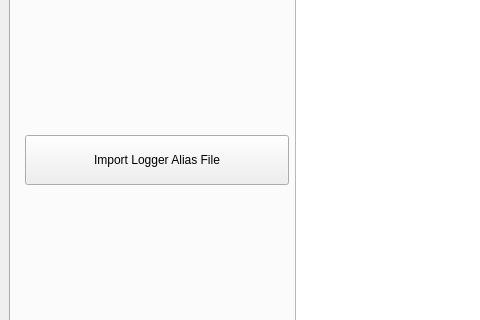
LowellInstruments/bix, file bix/gui/gui.ui: the form before one commit; both pictures show x 0 to 480 and y 163 to 483 of the 855 by 748 pixel window.
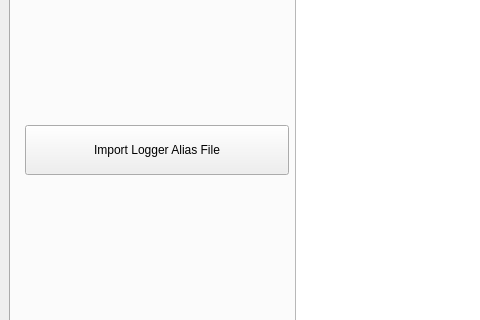
The form after the commit. Icons and pictures are not drawn.

```diff
--- a/bix/gui/gui.ui
+++ b/bix/gui/gui.ui
@@ -51,7 +51,23 @@
                 <item>
                  <layout class="QHBoxLayout" name="horizontalLayout_5" stretch="1,1,1">
                   <item>
-                   <layout class="QVBoxLayout" name="verticalLayout_3">
+                   <layout class="QVBoxLayout" name="verticalLayout_3" stretch="1,1,0,1">
+                    <property name="sizeConstraint">
+                     <enum>QLayout::SetDefaultConstraint</enum>
+                    </property>
+                    <item>
+                     <spacer name="verticalSpacer_5">
+                      <property name="orientation">
+                       <enum>Qt::Vertical</enum>
+                      </property>
+                      <property name="sizeHint" stdset="0">
+                       <size>
+                        <width>20</width>
+                        <height>40</height>
+                       </size>
+                      </property>
+                     </spacer>
+                    </item>
                     <item>
                      <widget class="QPushButton" name="btn_import_macs">
                       <property name="minimumSize">
@@ -65,6 +81,35 @@
                       </property>
                      </widget>
                     </item>
+                    <item>
+                     <widget class="QLabel" name="lbl_empty">
+                      <property name="sizePolicy">
+                       <sizepolicy hsizetype="Preferred" vsizetype="Maximum">
+                        <horstretch>0</horstretch>
+                        <verstretch>0</verstretch>
+                       </sizepolicy>
+                      </property>
+                      <property name="text">
+                       <string/>
+                      </property>
+                      <property name="alignment">
+                       <set>Qt::AlignCenter</set>
+                      </property>
+                     </widget>
+                    </item>
+                    <item>
+                     <spacer name="verticalSpacer_3">
+                      <property name="orientation">
+                       <enum>Qt::Vertical</enum>
+                      </property>
+                      <property name="sizeHint" stdset="0">
+                       <size>
+                        <width>20</width>
+                        <height>40</height>
+                       </size>
+                      </property>
+                     </spacer>
+                    </item>
                    </layout>
                   </item>
                   <item>
```
Left out of the diff: 45 changed lines with no effect on the pictures.
